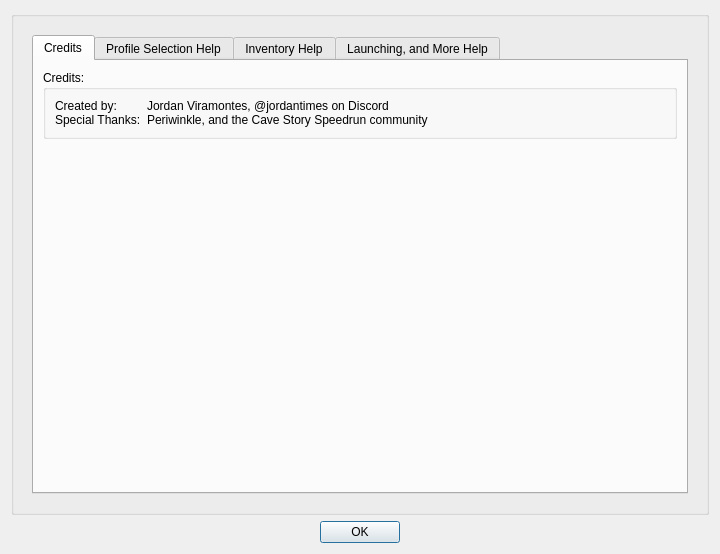
Above: dialog.ui from JordanViramontes/Cave-Story-Profile-Manager before the change. Below: the same form after it.
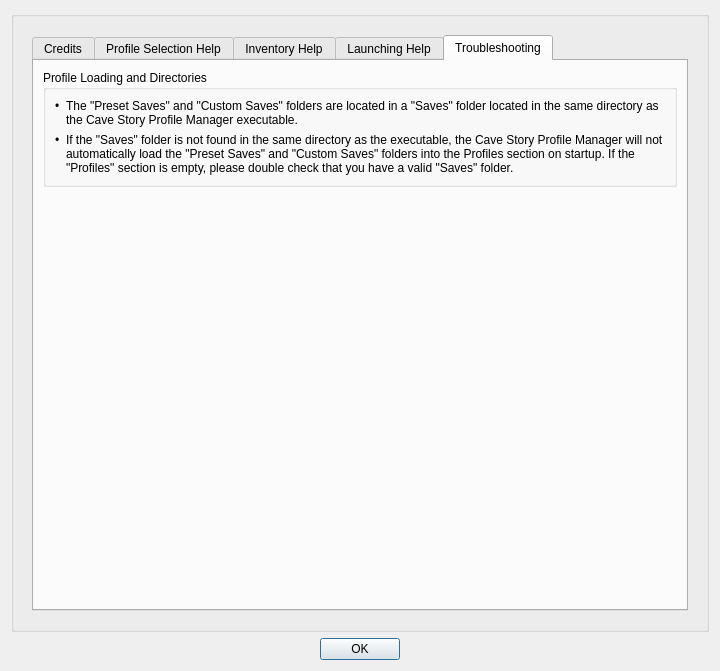
That is the form after the change. The open tabs and pages were chosen to show the change. Custom widgets are drawn as their Qt base class.

```diff
--- a/dialog.ui
+++ b/dialog.ui
@@ -7,7 +7,7 @@
     <x>0</x>
     <y>0</y>
     <width>720</width>
-    <height>554</height>
+    <height>671</height>
    </rect>
   </property>
   <property name="sizePolicy">
@@ -581,7 +581,7 @@
               </widget>
               <widget class="QWidget" name="help3Buttons">
                <attribute name="title">
-                <string>Launching, and More Help</string>
+                <string>Launching Help</string>
                </attribute>
                <layout class="QGridLayout" name="gridLayout_21">
                 <item row="0" column="0">
@@ -762,6 +762,99 @@
                 </item>
                </layout>
               </widget>
+              <widget class="QWidget" name="help4Troubleshoot">
+               <attribute name="title">
+                <string>Troubleshooting</string>
+               </attribute>
+               <layout class="QGridLayout" name="gridLayout_27">
+                <item row="0" column="0">
+                 <widget class="QGroupBox" name="groupBox_14">
+                  <property name="title">
+                   <string>Profile Loading and Directories</string>
+                  </property>
+                  <layout class="QGridLayout" name="gridLayout_28">
+                   <item row="0" column="0">
+                    <widget class="QLabel" name="label_37">
+                     <property name="text">
+                      <string>•</string>
+                     </property>
+                     <property name="alignment">
+                      <set>Qt::AlignmentFlag::AlignLeading|Qt::AlignmentFlag::AlignLeft|Qt::AlignmentFlag::AlignTop</set>
+                     </property>
+                     <property name="wordWrap">
+                      <bool>true</bool>
+                     </property>
+                    </widget>
+                   </item>
+                   <item row="0" column="1">
+                    <widget class="QLabel" name="label_38">
+                     <property name="sizePolicy">
+                      <sizepolicy hsizetype="MinimumExpanding" vsizetype="Preferred">
+                       <horstretch>0</horstretch>
+                       <verstretch>0</verstretch>
+                      </sizepolicy>
+                     </property>
+                     <property name="text">
+                      <string>The &quot;Preset Saves&quot; and &quot;Custom Saves&quot; folders are located in a &quot;Saves&quot; folder located in the same directory as the Cave Story Profile Manager executable.</string>
+                     </property>
+                     <property name="alignment">
+                      <set>Qt::AlignmentFlag::AlignLeading|Qt::AlignmentFlag::AlignLeft|Qt::AlignmentFlag::AlignTop</set>
+                     </property>
+                     <property name="wordWrap">
+                      <bool>true</bool>
+                     </property>
+                    </widget>
+                   </item>
+                   <item row="1" column="0">
+                    <widget class="QLabel" name="label_40">
+                     <property name="text">
+                      <string>•</string>
+                     </property>
+                     <property name="alignment">
+                      <set>Qt::AlignmentFlag::AlignLeading|Qt::AlignmentFlag::AlignLeft|Qt::AlignmentFlag::AlignTop</set>
+                     </property>
+                     <property name="wordWrap">
+                      <bool>true</bool>
+                     </property>
+                    </widget>
+                   </item>
+                   <item row="1" column="1">
+                    <widget class="QLabel" name="label_39">
+                     <property name="sizePolicy">
+                      <sizepolicy hsizetype="MinimumExpanding" vsizetype="Preferred">
+                       <horstretch>0</horstretch>
+                       <verstretch>0</verstretch>
+                      </sizepolicy>
+                     </property>
+                     <property name="text">
+                      <string>If the &quot;Saves&quot; folder is not found in the same directory as the executable, the Cave Story Profile Manager will not automatically load the &quot;Preset Saves&quot; and &quot;Custom Saves&quot; folders into the Profiles section on startup. If the &quot;Profiles&quot; section is empty, please double check that you have a valid &quot;Saves&quot; folder.</string>
+                     </property>
+                     <property name="alignment">
+                      <set>Qt::AlignmentFlag::AlignLeading|Qt::AlignmentFlag::AlignLeft|Qt::AlignmentFlag::AlignTop</set>
+                     </property>
+                     <property name="wordWrap">
+                      <bool>true</bool>
+                     </property>
+                    </widget>
+                   </item>
+                  </layout>
+                 </widget>
+                </item>
+                <item row="1" column="0">
+                 <spacer name="verticalSpacer_3">
+                  <property name="orientation">
+                   <enum>Qt::Orientation::Vertical</enum>
+                  </property>
+                  <property name="sizeHint" stdset="0">
+                   <size>
+                    <width>20</width>
+                    <height>40</height>
+                   </size>
+                  </property>
+                 </spacer>
+                </item>
+               </layout>
+              </widget>
              </widget>
             </item>
            </layout>
```
Left out of the diff: 43 changed lines with no effect on the pictures.
